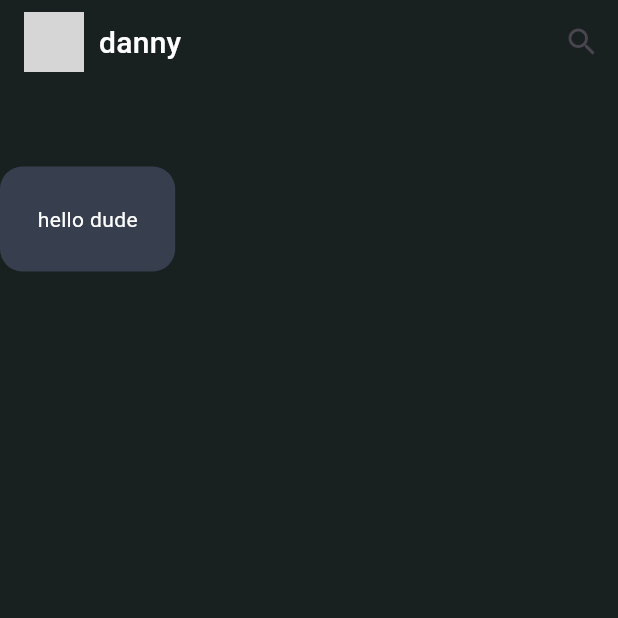
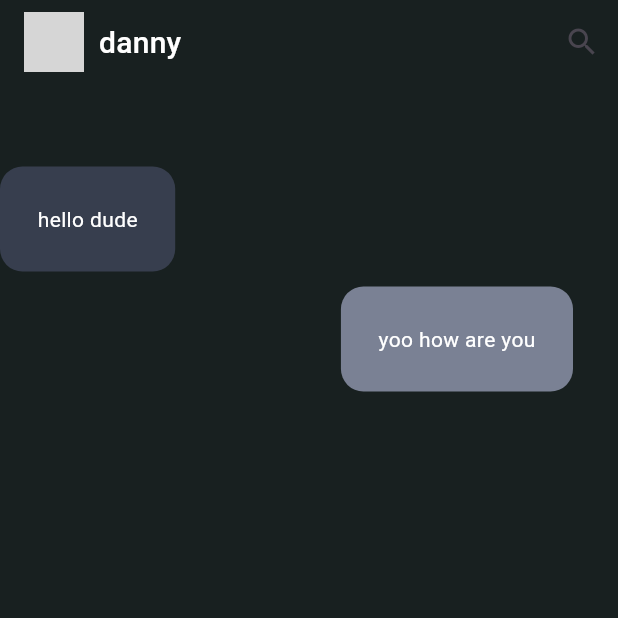
Before and after one commit to Betremariam/fiyori, a Flutter app: the screen it shows after launch, on a phone screen of 412 x 824 dp, the top half of it. Run offline on Flutter 3.47's test engine with Material 3 defaults, Android fonts, the phone set to English and light mode, and no system bars; our stand-ins replace google_fonts; network calls fail; grey boxes are pictures that could not be loaded.

Commit message:
creating sent message UI

```diff
--- a/mobile_app/lib/chat_page.dart
+++ b/mobile_app/lib/chat_page.dart
@@ -28,6 +28,7 @@ class ChatPage extends StatelessWidget {
               children: [
                 Padding(padding: EdgeInsets.all(25)),
                 _buildRecivedMessages(context, "hello dude"),
+                _buildSentMessages(context, "yoo how are you"),
               ],
             ),
           ),
@@ -50,4 +51,19 @@ class ChatPage extends StatelessWidget {
       ),
     );
   }
+
+  Widget _buildSentMessages(BuildContext context, String message) {
+    return Align(
+      alignment: Alignment.centerRight,
+      child: Container(
+        margin: EdgeInsets.only(right: 30, top: 5, bottom: 5),
+        padding: EdgeInsets.all(25),
+        decoration: BoxDecoration(
+          color: DefaultColors.senderMessage,
+          borderRadius: BorderRadius.circular(15),
+        ),
+        child: Text(message, style: Theme.of(context).textTheme.bodyMedium),
+      ),
+    );
+  }
 }
```
